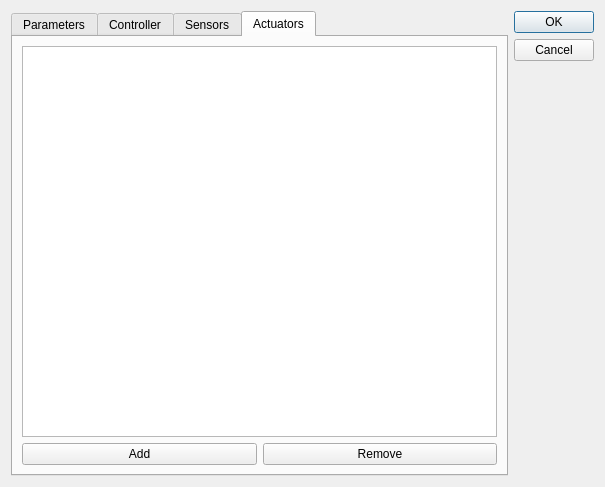
Guiraffo/ProVANT-Simulator, file source/GUI/modelsetupdialog.ui: the form before one commit.
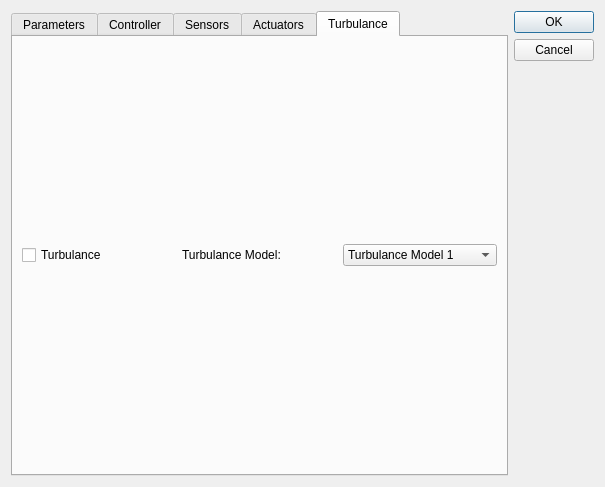
The form after the commit.

Commit message: Adding in GUI a tab so the user can choose between several turbulance models

```diff
--- a/source/GUI/modelsetupdialog.ui
+++ b/source/GUI/modelsetupdialog.ui
@@ -17,7 +17,7 @@
    <item>
     <widget class="QTabWidget" name="tabWidget">
      <property name="currentIndex">
-      <number>3</number>
+      <number>4</number>
      </property>
      <widget class="QWidget" name="parametersTab">
       <attribute name="title">
@@ -221,6 +221,50 @@
        </item>
       </layout>
      </widget>
+     <widget class="QWidget" name="turbulanceTab">
+      <attribute name="title">
+       <string>Turbulance</string>
+      </attribute>
+      <layout class="QVBoxLayout" name="verticalLayout">
+       <item>
+        <layout class="QHBoxLayout" name="turbulanceLayout">
+         <item>
+          <widget class="QCheckBox" name="turbulanceCheckBox">
+           <property name="text">
+            <string>Turbulance</string>
+           </property>
+          </widget>
+         </item>
+         <item>
+          <widget class="QLabel" name="turbulancelabel">
+           <property name="text">
+            <string>Turbulance Model:</string>
+           </property>
+          </widget>
+         </item>
+         <item>
+          <widget class="QComboBox" name="turbulanceComboBox">
+           <item>
+            <property name="text">
+             <string>Turbulance Model 1</string>
+            </property>
+           </item>
+           <item>
+            <property name="text">
+             <string>Turbulance Model 2</string>
+            </property>
+           </item>
+           <item>
+            <property name="text">
+             <string>Custom Model (SDF)</string>
+            </property>
+           </item>
+          </widget>
+         </item>
+        </layout>
+       </item>
+      </layout>
+     </widget>
     </widget>
    </item>
    <item>
```
The commit also changes 5 other files.
